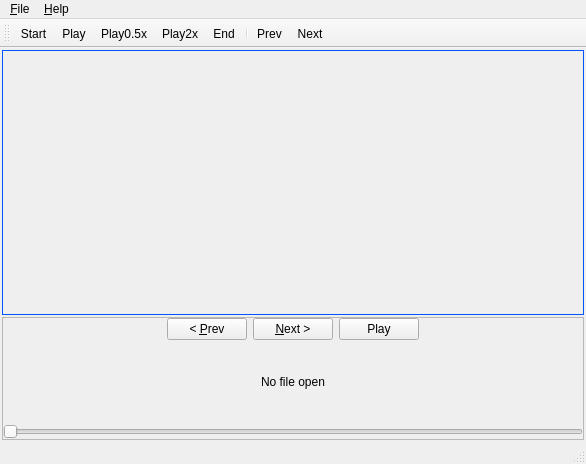
This is sportsreview/aftertouches/aftertouches.ui in andrewjrobinson/SportsReview as Qt 5 draws it before an edit. The edited form follows.
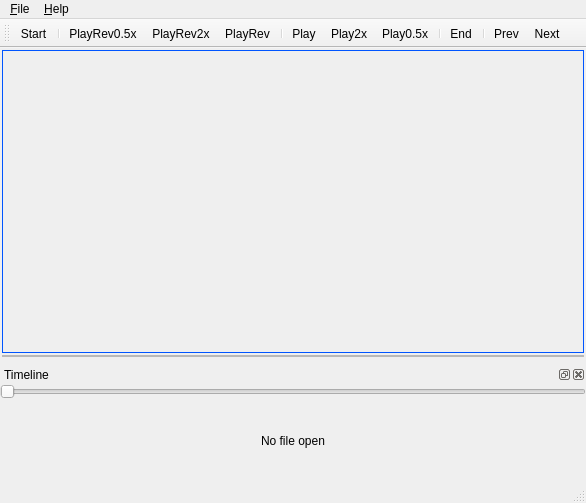
This is the edited form. Icons and pictures are not drawn.

Commit message: Reimplemented playback feature - supports reverse play - supports forward play - supports 0.5x and 2x speeds in each direction - added jump start/end toolbar buttons - removed fixed next/prev/play buttons - moved timeline previews /scrollbar to dockwindow

What changed in the file:
```diff
--- a/sportsreview/aftertouches/aftertouches.ui
+++ b/sportsreview/aftertouches/aftertouches.ui
@@ -7,7 +7,7 @@
     <x>0</x>
     <y>0</y>
     <width>586</width>
-    <height>464</height>
+    <height>503</height>
    </rect>
   </property>
   <property name="windowTitle">
@@ -74,121 +74,6 @@
        <property name="margin">
         <number>0</number>
        </property>
-       <item>
-        <widget class="QWidget" name="widgetControlWidget" native="true">
-         <property name="sizePolicy">
-          <sizepolicy hsizetype="Preferred" vsizetype="Fixed">
-           <horstretch>0</horstretch>
-           <verstretch>0</verstretch>
-          </sizepolicy>
-         </property>
-         <layout class="QGridLayout" name="gridLayout">
-          <property name="margin">
-           <number>0</number>
-          </property>
-          <item row="0" column="1">
-           <widget class="QPushButton" name="prevFrameButton">
-            <property name="toolTip">
-             <string>Select previous frame</string>
-            </property>
-            <property name="text">
-             <string>&lt; &amp;Prev</string>
-            </property>
-            <property name="shortcut">
-             <string>Alt+P</string>
-            </property>
-           </widget>
-          </item>
-          <item row="0" column="2">
-           <widget class="QPushButton" name="nextFrameButton">
-            <property name="toolTip">
-             <string>Select next frame</string>
-            </property>
-            <property name="text">
-             <string>&amp;Next &gt;</string>
-            </property>
-            <property name="shortcut">
-             <string>Alt+N</string>
-            </property>
-           </widget>
-          </item>
-          <item row="0" column="0">
-           <spacer name="horizontalSpacer">
-            <property name="orientation">
-             <enum>Qt::Horizontal</enum>
-            </property>
-            <property name="sizeHint" stdset="0">
-             <size>
-              <width>40</width>
-              <height>20</height>
-             </size>
-            </property>
-           </spacer>
-          </item>
-          <item row="0" column="4">
-           <spacer name="horizontalSpacer_2">
-            <property name="orientation">
-             <enum>Qt::Horizontal</enum>
-            </property>
-            <property name="sizeHint" stdset="0">
-             <size>
-              <width>40</width>
-              <height>20</height>
-             </size>
-            </property>
-           </spacer>
-          </item>
-          <item row="0" column="3">
-           <widget class="QPushButton" name="playButton">
-            <property name="text">
-             <string>Play</string>
-            </property>
-            <property name="iconSize">
-             <size>
-              <width>20</width>
-              <height>20</height>
-             </size>
-            </property>
-           </widget>
-          </item>
-         </layout>
-        </widget>
-       </item>
-       <item>
-        <widget class="QLabel" name="previewLabel">
-         <property name="sizePolicy">
-          <sizepolicy hsizetype="Preferred" vsizetype="Fixed">
-           <horstretch>0</horstretch>
-           <verstretch>0</verstretch>
-          </sizepolicy>
-         </property>
-         <property name="minimumSize">
-          <size>
-           <width>0</width>
-           <height>80</height>
-          </size>
-         </property>
-         <property name="text">
-          <string>No file open</string>
-         </property>
-         <property name="alignment">
-          <set>Qt::AlignCenter</set>
-         </property>
-        </widget>
-       </item>
-       <item>
-        <widget class="QSlider" name="frameSlider">
-         <property name="toolTip">
-          <string>Select Frame</string>
-         </property>
-         <property name="maximum">
-          <number>0</number>
-         </property>
-         <property name="orientation">
-          <enum>Qt::Horizontal</enum>
-         </property>
-        </widget>
-       </item>
       </layout>
      </widget>
     </item>
@@ -229,17 +114,94 @@
     <enum>TopToolBarArea</enum>
    </attribute>
    <attribute name="toolBarBreak">
-    <bool>false</bool>
+    <bool>true</bool>
    </attribute>
    <addaction name="actionStart"/>
+   <addaction name="separator"/>
+   <addaction name="actionPlayRev0_5x"/>
+   <addaction name="actionPlayRev2x"/>
+   <addaction name="actionPlayRev"/>
+   <addaction name="separator"/>
    <addaction name="actionPlay"/>
-   <addaction name="actionPlay0_5x"/>
    <addaction name="actionPlay2x"/>
+   <addaction name="actionPlay0_5x"/>
+   <addaction name="separator"/>
    <addaction name="actionEnd"/>
    <addaction name="separator"/>
    <addaction name="actionPrev"/>
    <addaction name="actionNext"/>
   </widget>
+  <widget class="QDockWidget" name="timelineDockWidget">
+   <property name="sizePolicy">
+    <sizepolicy hsizetype="Preferred" vsizetype="Fixed">
+     <horstretch>0</horstretch>
+     <verstretch>0</verstretch>
+    </sizepolicy>
+   </property>
+   <property name="allowedAreas">
+    <set>Qt::BottomDockWidgetArea|Qt::TopDockWidgetArea</set>
+   </property>
+   <property name="windowTitle">
+    <string>Timeline</string>
+   </property>
+   <attribute name="dockWidgetArea">
+    <number>8</number>
+   </attribute>
+   <widget class="QWidget" name="dockWidgetContents">
+    <property name="sizePolicy">
+     <sizepolicy hsizetype="Preferred" vsizetype="Fixed">
+      <horstretch>0</horstretch>
+      <verstretch>0</verstretch>
+     </sizepolicy>
+    </property>
+    <layout class="QVBoxLayout" name="verticalLayout_4">
+     <property name="spacing">
+      <number>2</number>
+     </property>
+     <property name="margin">
+      <number>0</number>
+     </property>
+     <item>
+      <widget class="QSlider" name="frameSlider">
+       <property name="toolTip">
+        <string>Select Frame</string>
+       </property>
+       <property name="maximum">
+        <number>0</number>
+       </property>
+       <property name="orientation">
+        <enum>Qt::Horizontal</enum>
+       </property>
+      </widget>
+     </item>
+     <item>
+      <widget class="QLabel" name="previewLabel">
+       <property name="sizePolicy">
+        <sizepolicy hsizetype="Preferred" vsizetype="Fixed">
+         <horstretch>0</horstretch>
+         <verstretch>0</verstretch>
+        </sizepolicy>
+       </property>
+       <property name="minimumSize">
+        <size>
+         <width>0</width>
+         <height>80</height>
+        </size>
+       </property>
+       <property name="text">
+        <string>No file open</string>
+       </property>
+       <property name="scaledContents">
+        <bool>true</bool>
+       </property>
+       <property name="alignment">
+        <set>Qt::AlignCenter</set>
+       </property>
+      </widget>
+     </item>
+    </layout>
+   </widget>
+  </widget>
   <action name="actionOpen">
    <property name="text">
     <string>Open</string>
@@ -339,6 +301,42 @@
     <string>Previous frame</string>
    </property>
   </action>
+  <action name="actionPlayRev">
+   <property name="icon">
+    <iconset resource="../common/resources.qrc">
+     <normaloff>:/common/resources/playrev.svg</normaloff>:/common/resources/playrev.svg</iconset>
+   </property>
+   <property name="text">
+    <string>PlayRev</string>
+   </property>
+   <property name="toolTip">
+    <string>Play reverse (normal speed)</string>
+   </property>
+  </action>
+  <action name="actionPlayRev2x">
+   <property name="icon">
+    <iconset resource="../common/resources.qrc">
+     <normaloff>:/common/resources/playrev2x.svg</normaloff>:/common/resources/playrev2x.svg</iconset>
+   </property>
+   <property name="text">
+    <string>PlayRev2x</string>
+   </property>
+   <property name="toolTip">
+    <string>Play reverse (double speed)</string>
+   </property>
+  </action>
+  <action name="actionPlayRev0_5x">
+   <property name="icon">
+    <iconset resource="../common/resources.qrc">
+     <normaloff>:/common/resources/playrev0.5x.svg</normaloff>:/common/resources/playrev0.5x.svg</iconset>
+   </property>
+   <property name="text">
+    <string>PlayRev0.5x</string>
+   </property>
+   <property name="toolTip">
+    <string>Play reverse (half speed)</string>
+   </property>
+  </action>
  </widget>
  <resources>
   <include location="../common/resources.qrc"/>
```
Left out of the diff: 6 changed lines with no effect on the pictures. The commit also changes 13 other files.
